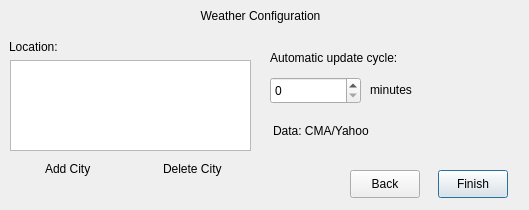
First picture: the form in src/wizarddialog.ui, repository UbuntuKylin/youker-assistant, before the edit.
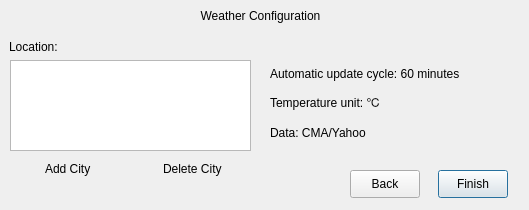
Second picture: the form after the edit. Icons and pictures are not drawn.

```diff
--- a/src/wizarddialog.ui
+++ b/src/wizarddialog.ui
@@ -108,8 +108,8 @@
    <widget class="QLabel" name="comLabel">
     <property name="geometry">
      <rect>
-      <x>273</x>
-      <y>90</y>
+      <x>270</x>
+      <y>92</y>
       <width>241</width>
       <height>21</height>
      </rect>
@@ -124,22 +124,12 @@
      <string>&lt;html&gt;&lt;head/&gt;&lt;body&gt;&lt;p&gt;Data: CMA/Yahoo&lt;/p&gt;&lt;/body&gt;&lt;/html&gt;</string>
     </property>
    </widget>
-   <widget class="QSpinBox" name="spinBox">
-    <property name="geometry">
-     <rect>
-      <x>270</x>
-      <y>47</y>
-      <width>91</width>
-      <height>27</height>
-     </rect>
-    </property>
-   </widget>
    <widget class="QLabel" name="timelabel">
     <property name="geometry">
      <rect>
       <x>270</x>
-      <y>18</y>
-      <width>171</width>
+      <y>34</y>
+      <width>251</width>
       <height>21</height>
      </rect>
     </property>
@@ -150,26 +140,7 @@
      </size>
     </property>
     <property name="text">
-     <string>&lt;html&gt;&lt;head/&gt;&lt;body&gt;&lt;p&gt;Automatic update cycle:&lt;/p&gt;&lt;/body&gt;&lt;/html&gt;</string>
-    </property>
-   </widget>
-   <widget class="QLabel" name="minuteLabel">
-    <property name="geometry">
-     <rect>
-      <x>370</x>
-      <y>50</y>
-      <width>61</width>
-      <height>21</height>
-     </rect>
-    </property>
-    <property name="minimumSize">
-     <size>
-      <width>0</width>
-      <height>21</height>
-     </size>
-    </property>
-    <property name="text">
-     <string>&lt;html&gt;&lt;head/&gt;&lt;body&gt;&lt;p&gt;&lt;a name=&quot;w_98&quot;/&gt;minutes&lt;/p&gt;&lt;/body&gt;&lt;/html&gt;</string>
+     <string>&lt;html&gt;&lt;head/&gt;&lt;body&gt;&lt;p&gt;Automatic update cycle: 60 &lt;a name=&quot;w_98&quot;/&gt;minutes&lt;/p&gt;&lt;/body&gt;&lt;/html&gt;</string>
     </property>
    </widget>
    <widget class="QPushButton" name="okBtn">
@@ -256,6 +227,25 @@
      <string>Delete City</string>
     </property>
    </widget>
+   <widget class="QLabel" name="comLabel_2">
+    <property name="geometry">
+     <rect>
+      <x>270</x>
+      <y>62</y>
+      <width>241</width>
+      <height>21</height>
+     </rect>
+    </property>
+    <property name="minimumSize">
+     <size>
+      <width>0</width>
+      <height>21</height>
+     </size>
+    </property>
+    <property name="text">
+     <string>&lt;html&gt;&lt;head/&gt;&lt;body&gt;&lt;p&gt;Temperature unit: ℃&lt;/p&gt;&lt;/body&gt;&lt;/html&gt;</string>
+    </property>
+   </widget>
   </widget>
  </widget>
  <resources>
```
Left out of the diff: 6 changed lines with no effect on the pictures.
